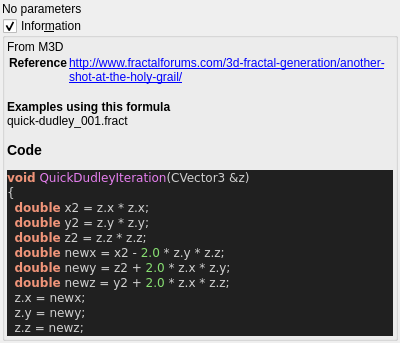
buddhi1980/mandelbulber2, file mandelbulber2/qt_data/fractal_quickdudley.ui: the form before one commit.
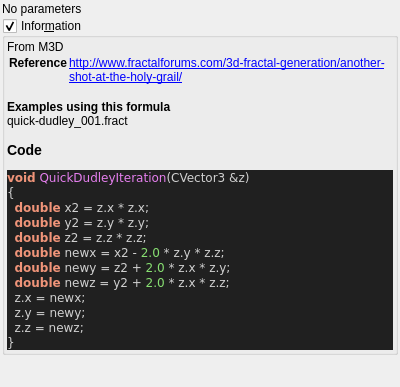
The form after the commit. Custom widgets are drawn as their Qt base class.

What changed in the file:
```diff
--- a/mandelbulber2/qt_data/fractal_quickdudley.ui
+++ b/mandelbulber2/qt_data/fractal_quickdudley.ui
@@ -7,7 +7,7 @@
     <x>0</x>
     <y>0</y>
     <width>400</width>
-    <height>300</height>
+    <height>387</height>
    </rect>
   </property>
   <property name="windowTitle">
```
Left out of the diff: 5 changed lines with no effect on the pictures.
